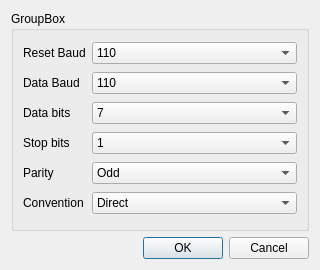
First picture: the form in comex-qt/Src/Qt_Files/SettingsDialog.ui, repository armando-basile/comex-project, before the edit.
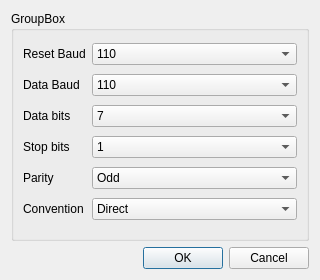
Second picture: the form after the edit.

Commit message: - modified graphic objects on gtk and qt gui

The edit to the form file:
```diff
--- a/comex-qt/Src/Qt_Files/SettingsDialog.ui
+++ b/comex-qt/Src/Qt_Files/SettingsDialog.ui
@@ -6,19 +6,13 @@
     <x>0</x>
     <y>0</y>
     <width>320</width>
-    <height>270</height>
+    <height>280</height>
    </rect>
   </property>
   <property name="minimumSize">
    <size>
     <width>320</width>
-    <height>270</height>
-   </size>
-  </property>
-  <property name="maximumSize">
-   <size>
-    <width>320</width>
-    <height>270</height>
+    <height>280</height>
    </size>
   </property>
   <property name="windowTitle">
```
The commit also changes 6 other files.
